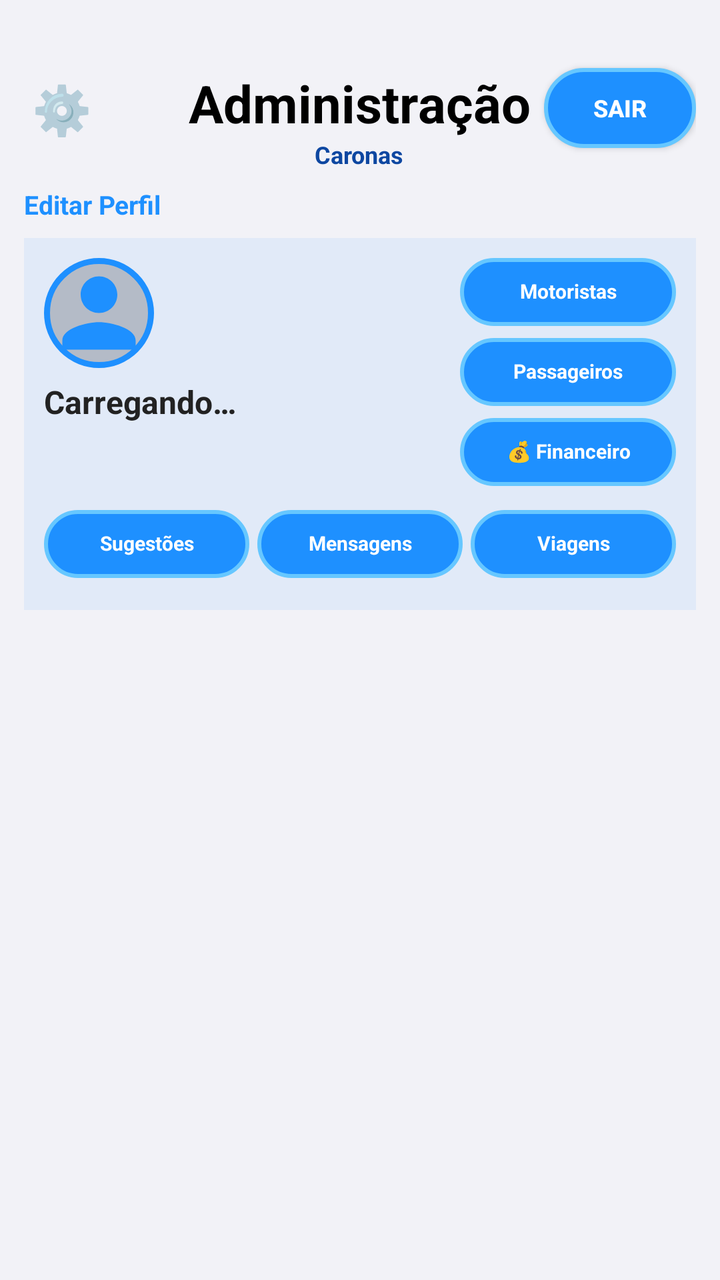
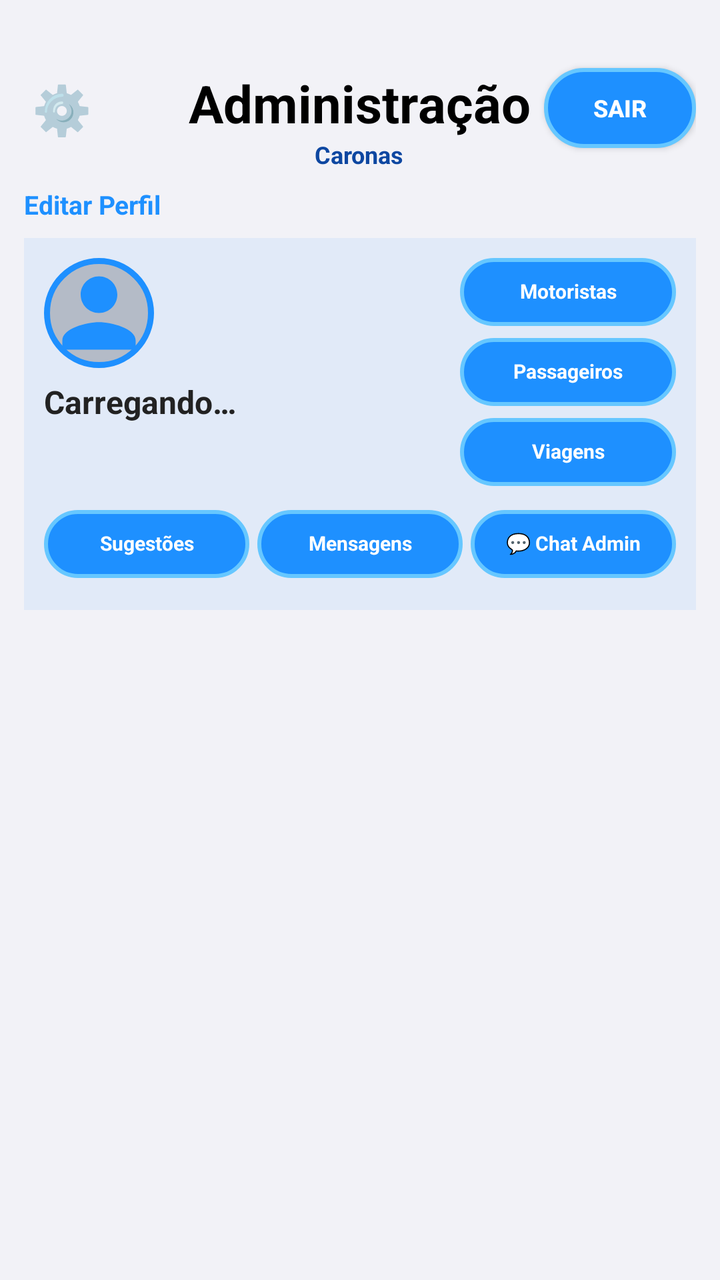

Compare the two renders of this Android layout. The source of the first and the diff that turns it into the second are given below.
<!-- AndroidManifest.xml: application theme Theme.Caronas -->
<!-- res/layout/activity_administracao_caronas.xml -->
<?xml version="1.0" encoding="utf-8"?>
<LinearLayout xmlns:android="http://schemas.android.com/apk/res/android"
    android:layout_width="match_parent"
    android:layout_height="match_parent"
    android:orientation="vertical"
    android:background="@color/fundo_cinza_claro"
    android:paddingStart="12dp"
    android:paddingEnd="12dp"
    android:paddingTop="8dp"
    android:paddingBottom="8dp">

    
    <RelativeLayout
        android:layout_width="match_parent"
        android:layout_height="wrap_content"
        android:layout_marginBottom="8dp">

        <LinearLayout
            android:layout_width="wrap_content"
            android:layout_height="wrap_content"
            android:layout_centerHorizontal="true"
            android:layout_marginTop="26dp"
            android:orientation="vertical"
            android:gravity="center_horizontal">

            <TextView
                android:layout_width="wrap_content"
                android:layout_height="wrap_content"
                android:text="@string/admin_titulo_dashboard"
                android:textColor="#000000"
                android:textSize="26sp"
                android:textStyle="bold" />

            <TextView
                android:layout_width="wrap_content"
                android:layout_height="wrap_content"
                android:text="@string/login_titulo"
                android:textColor="@color/azul_neon_escuro"
                android:textSize="12sp"
                android:textStyle="bold" />

        </LinearLayout>

        
        <TextView
            android:id="@+id/tvConfiguracoesAdmin"
            android:layout_width="wrap_content"
            android:layout_height="wrap_content"
            android:layout_alignParentTop="true"
            android:layout_alignParentStart="true"
            android:layout_marginTop="26dp"
            android:text="⚙️"
            android:textSize="24sp"
            android:padding="4dp"
            android:clickable="true"
            android:focusable="true"
            android:contentDescription="@string/config_titulo" />

        <Button
            android:id="@+id/btnSair"
            android:layout_width="76dp"
            android:layout_height="40dp"
            android:layout_alignParentTop="true"
            android:layout_alignParentEnd="true"
            android:layout_marginTop="26dp"
            android:text="@string/sair"
            android:textSize="12sp"
            android:textStyle="bold"
            android:textColor="#FFFFFF"
            android:background="@drawable/botao_azul_neon"
            android:padding="4dp" />

    </RelativeLayout>

    
    <TextView
        android:id="@+id/tvEditarPerfilAdmin"
        android:layout_width="wrap_content"
        android:layout_height="wrap_content"
        android:text="@string/admin_botao_editar_perfil"
        android:textSize="13sp"
        android:textStyle="bold"
        android:textColor="#1E90FF"
        android:clickable="true"
        android:focusable="true"
        android:layout_marginBottom="8dp" />

    
    <LinearLayout
        android:layout_width="match_parent"
        android:layout_height="wrap_content"
        android:orientation="vertical"
        android:background="#141E90FF"
        android:padding="10dp">

        
        <LinearLayout
            android:layout_width="match_parent"
            android:layout_height="wrap_content"
            android:orientation="horizontal">

            <LinearLayout
                android:layout_width="0dp"
                android:layout_height="wrap_content"
                android:layout_weight="1"
                android:orientation="vertical"
                android:gravity="start">

                <ImageView
                    android:id="@+id/ivFotoAdminLogado"
                    android:layout_width="55dp"
                    android:layout_height="55dp"
                    android:src="@drawable/ic_person_default"
                    android:scaleType="centerCrop"
                    android:background="@drawable/borda_circular_azul"
                    android:contentDescription="@null" />

                <TextView
                    android:id="@+id/tvAdminNome"
                    android:layout_width="wrap_content"
                    android:layout_height="wrap_content"
                    android:layout_marginTop="6dp"
                    android:text="@string/carregando"
                    android:textSize="16sp"
                    android:textStyle="bold"
                    android:textColor="#222222" />

                
                <TextView
                    android:id="@+id/tvAdminPapel"
                    android:layout_width="wrap_content"
                    android:layout_height="wrap_content"
                    android:text="@string/admin_badge_colaborador"
                    android:textSize="12sp"
                    android:textColor="#777777"
                    android:visibility="gone" />

            </LinearLayout>

            <LinearLayout
                android:layout_width="wrap_content"
                android:layout_height="wrap_content"
                android:orientation="vertical"
                android:gravity="center">

                <TextView
                    android:id="@+id/btnMotoristas"
                    style="@style/BotaoAcaoCaronasVertical"
                    android:text="@string/admin_botao_motoristas" />

                <TextView
                    android:id="@+id/btnPassageiros"
                    style="@style/BotaoAcaoCaronasVertical"
                    android:text="@string/admin_botao_passageiros" />

                
                <TextView
                    android:id="@+id/btnFinanceiro"
                    style="@style/BotaoAcaoCaronasVertical"
                    android:text="@string/admin_botao_financeiro" />


            </LinearLayout>

        </LinearLayout>

        
        <LinearLayout
            android:layout_width="match_parent"
            android:layout_height="wrap_content"
            android:orientation="horizontal"
            android:layout_marginTop="6dp">

            <FrameLayout
                android:layout_width="0dp"
                android:layout_weight="1"
                android:layout_height="wrap_content"
                android:layout_marginEnd="4dp">

                <TextView
                    android:id="@+id/btnManifestacoes"
                    style="@style/BotaoAcaoCaronasVertical"
                    android:layout_width="match_parent"
                    android:layout_marginEnd="0dp"
                    android:text="@string/admin_botao_manifestacoes" />

                
                <TextView
                    android:id="@+id/badgeManifestacoes"
                    android:layout_width="wrap_content"
                    android:layout_height="wrap_content"
                    android:layout_gravity="top|end"
                    android:layout_marginTop="-6dp"
                    android:layout_marginEnd="-4dp"
                    android:minWidth="18dp"
                    android:minHeight="18dp"
                    android:gravity="center"
                    android:text="0"
                    android:textSize="10sp"
                    android:textStyle="bold"
                    android:textColor="#FFFFFF"
                    android:background="#D32F2F"
                    android:paddingStart="3dp"
                    android:paddingEnd="3dp"
                    android:visibility="gone"
                    android:elevation="4dp" />

            </FrameLayout>

            <TextView
                android:id="@+id/btnMensagens"
                style="@style/BotaoAcaoCaronasVertical"
                android:layout_width="0dp"
                android:layout_weight="1"
                android:layout_marginEnd="4dp"
                android:text="@string/admin_botao_mensagens" />

            <TextView
                android:id="@+id/btnViagens"
                style="@style/BotaoAcaoCaronasVertical"
                android:layout_width="0dp"
                android:layout_weight="1"
                android:text="@string/admin_botao_viagens" />

        </LinearLayout>

    </LinearLayout>

    
    <androidx.core.widget.NestedScrollView
        android:layout_width="match_parent"
        android:layout_height="0dp"
        android:layout_weight="1"
        android:clipToPadding="false">

        <LinearLayout
            android:layout_width="match_parent"
            android:layout_height="wrap_content"
            android:orientation="vertical"
            android:paddingTop="10dp">

            
            <LinearLayout
                android:id="@+id/containerBuscaMensagens"
                android:layout_width="match_parent"
                android:layout_height="wrap_content"
                android:orientation="horizontal"
                android:layout_marginBottom="14dp"
                android:visibility="gone">

                <EditText
                    android:id="@+id/etBuscaMensagens"
                    android:layout_width="0dp"
                    android:layout_height="wrap_content"
                    android:layout_weight="1"
                    android:hint="@string/admin_mensagens_busca_hint"
                    android:inputType="text"
                    android:imeOptions="actionSearch"
                    android:maxLines="1"
                    android:textColor="@color/grafite"
                    android:layout_marginEnd="8dp" />

                <Button
                    android:id="@+id/btnBuscarMensagens"
                    android:layout_width="wrap_content"
                    android:layout_height="wrap_content"
                    android:text="@string/admin_mensagens_busca_botao"
                    android:textColor="#FFFFFF"
                    android:background="@drawable/botao_azul_neon" />

            </LinearLayout>

            
            <LinearLayout
                android:id="@+id/containerFiltroMensagens"
                android:layout_width="match_parent"
                android:layout_height="wrap_content"
                android:orientation="vertical"
                android:layout_marginBottom="14dp"
                android:visibility="gone">

                <LinearLayout
                    android:layout_width="match_parent"
                    android:layout_height="wrap_content"
                    android:orientation="horizontal"
                    android:gravity="center_vertical">

                    <Spinner
                        android:id="@+id/spinnerPeriodoMensagens"
                        android:layout_width="0dp"
                        android:layout_height="wrap_content"
                        android:layout_weight="1"
                        android:entries="@array/periodos_array"
                        android:background="@drawable/borda_parada_input"
                        android:padding="8dp" />

                    <Button
                        android:id="@+id/btnFiltrarMensagens"
                        android:layout_width="wrap_content"
                        android:layout_height="wrap_content"
                        android:text="@string/financeiro_botao_filtrar"
                        android:background="@drawable/botao_azul_neon"
                        android:textColor="#FFFFFF"
                        android:textSize="12sp"
                        android:paddingStart="14dp"
                        android:paddingEnd="14dp"
                        android:layout_marginStart="8dp" />

                </LinearLayout>

                <LinearLayout
                    android:id="@+id/layoutDataPersonalizadaMensagens"
                    android:layout_width="match_parent"
                    android:layout_height="wrap_content"
                    android:orientation="horizontal"
                    android:gravity="center_vertical"
                    android:layout_marginTop="8dp"
                    android:visibility="gone">

                    <EditText
                        android:id="@+id/etDataInicialMensagens"
                        android:layout_width="0dp"
                        android:layout_height="wrap_content"
                        android:layout_weight="1"
                        android:hint="@string/financeiro_data_inicial"
                        android:inputType="number"
                        android:maxLength="10"
                        android:background="@drawable/borda_parada_input"
                        android:padding="10dp"
                        android:textSize="14sp"
                        android:layout_marginEnd="6dp" />

                    <EditText
                        android:id="@+id/etDataFinalMensagens"
                        android:layout_width="0dp"
                        android:layout_height="wrap_content"
                        android:layout_weight="1"
                        android:hint="@string/financeiro_data_final"
                        android:inputType="number"
                        android:maxLength="10"
                        android:background="@drawable/borda_parada_input"
                        android:padding="10dp"
                        android:textSize="14sp"
                        android:layout_marginStart="6dp" />

                </LinearLayout>

                <Button
                    android:id="@+id/btnGerarRelatorioMensagens"
                    android:layout_width="match_parent"
                    android:layout_height="wrap_content"
                    android:text="@string/admin_mensagens_gerar_relatorio"
                    android:background="@drawable/botao_azul_neon"
                    android:textColor="#FFFFFF"
                    android:textSize="12sp"
                    android:layout_marginTop="8dp" />

            </LinearLayout>

            
            <LinearLayout
                android:id="@+id/containerFiltroFinanceiro"
                android:layout_width="match_parent"
                android:layout_height="wrap_content"
                android:orientation="vertical"
                android:layout_marginBottom="14dp"
                android:visibility="gone">

                <LinearLayout
                    android:layout_width="match_parent"
                    android:layout_height="wrap_content"
                    android:orientation="horizontal"
                    android:gravity="center_vertical">

                    <Spinner
                        android:id="@+id/spinnerPeriodoFinanceiro"
                        android:layout_width="0dp"
                        android:layout_height="wrap_content"
                        android:layout_weight="1"
                        android:entries="@array/periodos_array"
                        android:background="@drawable/borda_parada_input"
                        android:padding="8dp" />

                    <Button
                        android:id="@+id/btnFiltrarFinanceiro"
                        android:layout_width="wrap_content"
                        android:layout_height="wrap_content"
                        android:text="@string/financeiro_botao_filtrar"
                        android:background="@drawable/botao_azul_neon"
                        android:textColor="#FFFFFF"
                        android:textSize="12sp"
                        android:paddingStart="14dp"
                        android:paddingEnd="14dp"
                        android:layout_marginStart="8dp" />

                </LinearLayout>

                <LinearLayout
                    android:id="@+id/layoutDataPersonalizadaFinanceiro"
                    android:layout_width="match_parent"
                    android:layout_height="wrap_content"
                    android:orientation="horizontal"
                    android:gravity="center_vertical"
                    android:layout_marginTop="8dp"
                    android:visibility="gone">

                    <EditText
                        android:id="@+id/etDataInicialFinanceiro"
                        android:layout_width="0dp"
                        android:layout_height="wrap_content"
                        android:layout_weight="1"
                        android:hint="@string/financeiro_data_inicial"
                        android:inputType="number"
                        android:maxLength="10"
                        android:background="@drawable/borda_parada_input"
                        android:padding="10dp"
                        android:textSize="14sp"
                        android:layout_marginEnd="6dp" />

                    <EditText
                        android:id="@+id/etDataFinalFinanceiro"
                        android:layout_width="0dp"
                        android:layout_height="wrap_content"
                        android:layout_weight="1"
                        android:hint="@string/financeiro_data_final"
                        android:inputType="number"
                        android:maxLength="10"
                        android:background="@drawable/borda_parada_input"
                        android:padding="10dp"
                        android:textSize="14sp" />

                </LinearLayout>

                <LinearLayout
                    android:layout_width="match_parent"
                    android:layout_height="wrap_content"
                    android:orientation="horizontal"
                    android:weightSum="3"
                    android:layout_marginTop="10dp">

                    <LinearLayout
                        android:layout_width="0dp"
                        android:layout_height="wrap_content"
                        android:layout_weight="1"
                        android:orientation="vertical"
                        android:background="@drawable/card_relatorio"
                        android:padding="10dp"
                        android:layout_marginEnd="4dp">

                        <TextView
                            android:layout_width="wrap_content"
                            android:layout_height="wrap_content"
                            android:text="@string/financeiro_total_pagamentos"
                            android:textSize="10sp"
                            android:textColor="#555" />

                        <TextView
                            android:id="@+id/tvTotalPagamentosFinanceiro"
                            android:layout_width="wrap_content"
                            android:layout_height="wrap_content"
                            android:text="0"
                            android:textSize="18sp"
                            android:textStyle="bold"
                            android:textColor="@color/azul_neon_escuro" />
                    </LinearLayout>

                    <LinearLayout
                        android:layout_width="0dp"
                        android:layout_height="wrap_content"
                        android:layout_weight="1"
                        android:orientation="vertical"
                        android:background="@drawable/card_relatorio"
                        android:padding="10dp"
                        android:layout_marginStart="4dp"
                        android:layout_marginEnd="4dp">

                        <TextView
                            android:layout_width="wrap_content"
                            android:layout_height="wrap_content"
                            android:text="@string/financeiro_motoristas_unicos"
                            android:textSize="10sp"
                            android:textColor="#555" />

                        <TextView
                            android:id="@+id/tvMotoristasUnicosFinanceiro"
                            android:layout_width="wrap_content"
                            android:layout_height="wrap_content"
                            android:text="0"
                            android:textSize="18sp"
                            android:textStyle="bold"
                            android:textColor="@color/azul_neon_escuro" />
                    </LinearLayout>

                    <LinearLayout
                        android:layout_width="0dp"
                        android:layout_height="wrap_content"
                        android:layout_weight="1"
                        android:orientation="vertical"
                        android:background="@drawable/card_relatorio"
                        android:padding="10dp"
                        android:layout_marginStart="4dp">

                        <TextView
                            android:layout_width="wrap_content"
                            android:layout_height="wrap_content"
                            android:text="@string/financeiro_total_arrecadado"
                            android:textSize="10sp"
                            android:textColor="#555" />

                        <TextView
                            android:id="@+id/tvTotalArrecadadoFinanceiro"
                            android:layout_width="wrap_content"
                            android:layout_height="wrap_content"
                            android:text="R$ 0,00"
                            android:textSize="18sp"
                            android:textStyle="bold"
                            android:textColor="@color/azul_neon_escuro" />
                    </LinearLayout>

                </LinearLayout>

                <Button
                    android:id="@+id/btnGerarRelatorioFinanceiro"
                    android:layout_width="match_parent"
                    android:layout_height="wrap_content"
                    android:text="@string/financeiro_gerar_relatorio_btn"
                    android:background="@drawable/botao_verde_agua"
                    android:textColor="#FFFFFF"
                    android:textSize="13sp"
                    android:padding="10dp"
                    android:layout_marginTop="10dp" />

            </LinearLayout>

            <LinearLayout
                android:layout_width="match_parent"
                android:layout_height="wrap_content"
                android:orientation="horizontal"
                android:gravity="center_vertical"
                android:layout_marginBottom="10dp">

                <TextView
                    android:id="@+id/tvTituloSecaoAdmin"
                    android:layout_width="0dp"
                    android:layout_weight="1"
                    android:layout_height="wrap_content"
                    android:textColor="@color/azul_neon"
                    android:textSize="16sp"
                    android:textStyle="bold"
                    android:visibility="gone" />

                
                <TextView
                    android:id="@+id/tvContadorSecaoAdmin"
                    android:layout_width="wrap_content"
                    android:layout_height="wrap_content"
                    android:textColor="#FFFFFF"
                    android:textSize="12sp"
                    android:textStyle="bold"
                    android:background="@color/azul_neon_escuro"
                    android:paddingStart="8dp"
                    android:paddingEnd="8dp"
                    android:paddingTop="3dp"
                    android:paddingBottom="3dp"
                    android:visibility="gone" />

            </LinearLayout>

            <ProgressBar
                android:id="@+id/progressBarSecaoAdmin"
                android:layout_width="wrap_content"
                android:layout_height="wrap_content"
                android:layout_gravity="center"
                android:layout_marginTop="16dp"
                android:visibility="gone" />

            <TextView
                android:id="@+id/tvVazioSecaoAdmin"
                android:layout_width="match_parent"
                android:layout_height="wrap_content"
                android:textColor="#8899AA"
                android:textSize="13sp"
                android:gravity="center"
                android:padding="24dp"
                android:visibility="gone" />

            <androidx.recyclerview.widget.RecyclerView
                android:id="@+id/rvSecaoAdmin"
                android:layout_width="match_parent"
                android:layout_height="wrap_content"
                android:nestedScrollingEnabled="false"
                android:visibility="gone" />

            
            <Button
                android:id="@+id/btnArquivadosManifestacoes"
                android:layout_width="wrap_content"
                android:layout_height="wrap_content"
                android:layout_gravity="center"
                android:layout_marginTop="16dp"
                android:text="@string/admin_manifestacoes_botao_arquivados"
                android:textSize="12sp"
                android:textColor="#FFFFFF"
                android:background="@color/grafite"
                android:visibility="gone" />

        </LinearLayout>

    </androidx.core.widget.NestedScrollView>

</LinearLayout>
<!-- resources referenced by this layout -->
<resources>
  <string-array name="periodos_array">
          <item>Todos</item>
          <item>Diário (hoje)</item>
          <item>Semanal (7 dias)</item>
          <item>Mensal (30 dias)</item>
          <item>Trimestral (3 meses)</item>
          <item>Semestral (6 meses)</item>
          <item>Anual (12 meses)</item>
          <item>Personalizado</item>
      </string-array>
  <color name="azul_neon">#1E90FF</color>
  <color name="azul_neon_escuro">#0D47A1</color>
  <color name="fundo_cinza_claro">#F2F2F7</color>
  <color name="grafite">#455A64</color>
  <!-- drawable borda_circular_azul (drawable) -->
  <?xml version="1.0" encoding="utf-8"?>
  <shape xmlns:android="http://schemas.android.com/apk/res/android"
      android:shape="oval">
      <stroke
          android:width="3dp"
          android:color="#1E90FF" />
      <solid android:color="#33000000" />
  </shape>
  <!-- drawable borda_parada_input (drawable) -->
  <?xml version="1.0" encoding="utf-8"?>
  <shape xmlns:android="http://schemas.android.com/apk/res/android">
      <solid android:color="#F5F7FA" />
      <corners android:radius="12dp" />
      <stroke android:width="1dp" android:color="#DCE3EA" />
  </shape>
  <!-- drawable botao_azul_neon (drawable) -->
  <?xml version="1.0" encoding="utf-8"?>
  <shape xmlns:android="http://schemas.android.com/apk/res/android">
      <solid android:color="#1E90FF" />
      <corners android:radius="25dp" />
      <stroke android:width="2dp" android:color="#66C7FF" />
      <padding android:left="16dp" android:right="16dp" android:top="12dp" android:bottom="12dp" />
  </shape>
  <!-- drawable botao_verde_agua (drawable) -->
  <?xml version="1.0" encoding="utf-8"?>
  <shape xmlns:android="http://schemas.android.com/apk/res/android">
      <solid android:color="#00897B"/>
      <corners android:radius="8dp"/>
      <padding android:left="8dp" android:right="8dp" android:top="4dp" android:bottom="4dp"/>
  </shape>
  <!-- drawable card_relatorio (drawable) -->
  <?xml version="1.0" encoding="utf-8"?>
  <shape xmlns:android="http://schemas.android.com/apk/res/android">
      <solid android:color="#FAFAFA" />
      <stroke android:width="1dp" android:color="#E0E0E0" />
      <corners android:radius="8dp" />
  </shape>
  <string name="admin_badge_colaborador">(colaborador)</string>
  <string name="admin_botao_editar_perfil">Editar Perfil</string>
  <string name="admin_botao_financeiro">💰 Financeiro</string>
  <string name="admin_botao_manifestacoes">Sugestões</string>
  <string name="admin_botao_mensagens">Mensagens</string>
  <string name="admin_botao_motoristas">Motoristas</string>
  <string name="admin_botao_passageiros">Passageiros</string>
  <string name="admin_botao_viagens">Viagens</string>
  <string name="admin_manifestacoes_botao_arquivados">🗄️ Arquivados</string>
  <string name="admin_mensagens_busca_botao">Buscar</string>
  <string name="admin_mensagens_busca_hint">Nome completo, telefone ou e-mail</string>
  <string name="admin_mensagens_gerar_relatorio">📄 Gerar Relatório</string>
  <string name="admin_titulo_dashboard">Administração</string>
  <string name="carregando">Carregando…</string>
  <string name="config_titulo">Configurações</string>
  <string name="financeiro_botao_filtrar">Filtrar</string>
  <string name="financeiro_data_final">Até:</string>
  <string name="financeiro_data_inicial">De:</string>
  <string name="financeiro_gerar_relatorio_btn">📄 Gerar Relatório</string>
  <string name="financeiro_motoristas_unicos">Motoristas Únicos</string>
  <string name="financeiro_total_arrecadado">Total Arrecadado</string>
  <string name="financeiro_total_pagamentos">Total de Pagamentos</string>
  <string name="login_titulo">Caronas</string>
  <string name="sair">Sair</string>
  <color name="white">#FFFFFFFF</color>
  <color name="fundo_escuro">#0A0E1A</color>
  <!-- unchanged entries left out for length: 3 -->
</resources>

<!-- the commit's change to res/layout/activity_administracao_caronas.xml (unified diff, before → after) -->
@@ -155,9 +155,9 @@
 
                 
                 <TextView
-                    android:id="@+id/btnFinanceiro"
+                    android:id="@+id/btnViagens"
                     style="@style/BotaoAcaoCaronasVertical"
-                    android:text="@string/admin_botao_financeiro" />
+                    android:text="@string/admin_botao_viagens" />
 
 
             </LinearLayout>
@@ -215,12 +215,41 @@
                 android:layout_marginEnd="4dp"
                 android:text="@string/admin_botao_mensagens" />
 
-            <TextView
-                android:id="@+id/btnViagens"
-                style="@style/BotaoAcaoCaronasVertical"
+            
+            <FrameLayout
                 android:layout_width="0dp"
                 android:layout_weight="1"
-                android:text="@string/admin_botao_viagens" />
+                android:layout_height="wrap_content">
+
+                <TextView
+                    android:id="@+id/btnMensagensAdmins"
+                    style="@style/BotaoAcaoCaronasVertical"
+                    android:layout_width="match_parent"
+                    android:layout_marginEnd="0dp"
+                    android:text="@string/admin_botao_mensagens_admins" />
+
+                
+                <TextView
+                    android:id="@+id/badgeMensagensAdmins"
+                    android:layout_width="wrap_content"
+                    android:layout_height="wrap_content"
+                    android:layout_gravity="top|end"
+                    android:layout_marginTop="-6dp"
+                    android:layout_marginEnd="-4dp"
+                    android:minWidth="18dp"
+                    android:minHeight="18dp"
+                    android:gravity="center"
+                    android:text="0"
+                    android:textSize="10sp"
+                    android:textStyle="bold"
+                    android:textColor="#FFFFFF"
+                    android:background="#D32F2F"
+                    android:paddingStart="3dp"
+                    android:paddingEnd="3dp"
+                    android:visibility="gone"
+                    android:elevation="4dp" />
+
+            </FrameLayout>
 
         </LinearLayout>
 
<!-- resource entries referenced after the edit -->
@@ -54,9 +54,9 @@
   </shape>
   <string name="admin_badge_colaborador">(colaborador)</string>
   <string name="admin_botao_editar_perfil">Editar Perfil</string>
-  <string name="admin_botao_financeiro">💰 Financeiro</string>
   <string name="admin_botao_manifestacoes">Sugestões</string>
   <string name="admin_botao_mensagens">Mensagens</string>
+  <string name="admin_botao_mensagens_admins">💬 Chat Admin</string>
   <string name="admin_botao_motoristas">Motoristas</string>
   <string name="admin_botao_passageiros">Passageiros</string>
   <string name="admin_botao_viagens">Viagens</string>
